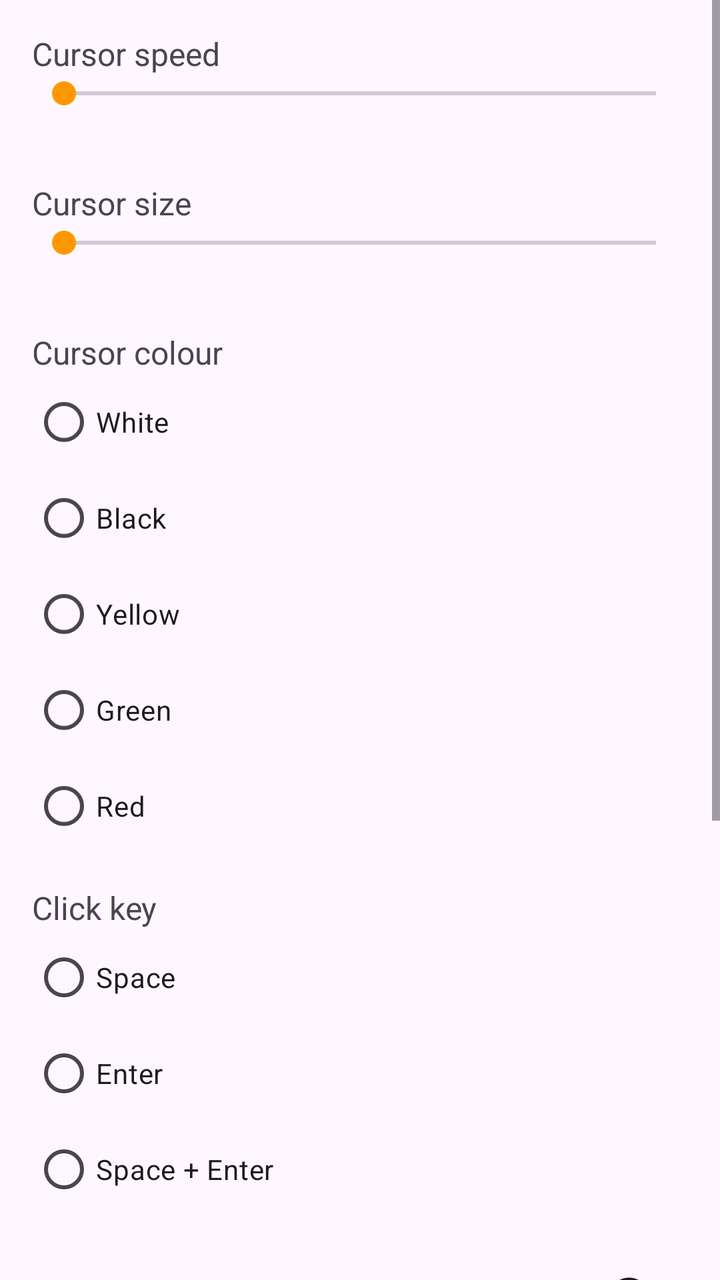
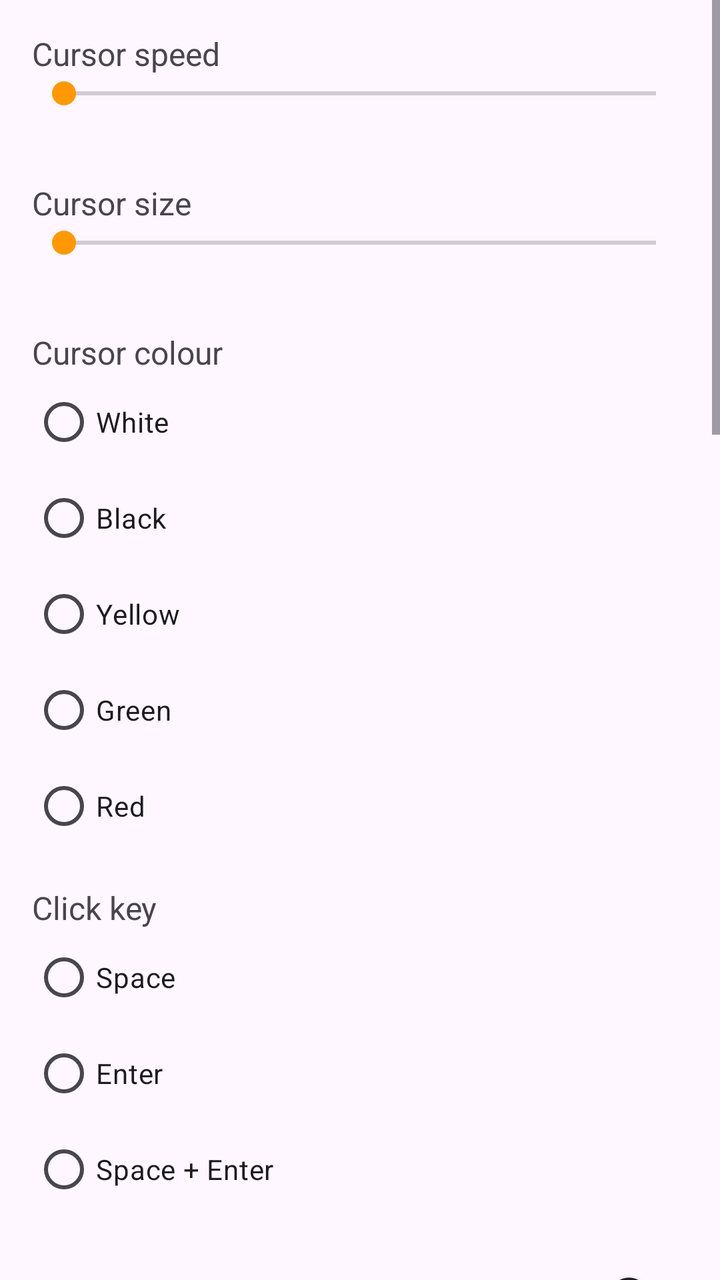

The first picture is an Android layout as it rendered before a commit; the second is the same layout after the commit. The layout source and the unified diff follow.
<!-- AndroidManifest.xml: application theme Theme.ArrowCursor -->
<!-- res/layout/fragment_settings.xml -->
<?xml version="1.0" encoding="utf-8"?>
<ScrollView xmlns:android="http://schemas.android.com/apk/res/android"
    android:layout_width="match_parent"
    android:layout_height="match_parent">

    <LinearLayout
        android:layout_width="match_parent"
        android:layout_height="wrap_content"
        android:orientation="vertical"
        android:padding="16dp">

        <TextView
            android:layout_width="wrap_content"
            android:layout_height="wrap_content"
            android:text="@string/settings_speed_label"
            android:textSize="16sp" />

        <SeekBar
            android:id="@+id/seek_speed"
            android:layout_width="match_parent"
            android:layout_height="wrap_content" />

        <TextView
            android:id="@+id/text_speed_value"
            android:layout_width="wrap_content"
            android:layout_height="wrap_content" />

        <TextView
            android:layout_width="wrap_content"
            android:layout_height="wrap_content"
            android:layout_marginTop="16dp"
            android:text="@string/settings_size_label"
            android:textSize="16sp" />

        <SeekBar
            android:id="@+id/seek_size"
            android:layout_width="match_parent"
            android:layout_height="wrap_content" />

        <TextView
            android:id="@+id/text_size_value"
            android:layout_width="wrap_content"
            android:layout_height="wrap_content" />

        <TextView
            android:layout_width="wrap_content"
            android:layout_height="wrap_content"
            android:layout_marginTop="16dp"
            android:text="@string/settings_color_label"
            android:textSize="16sp" />

        <RadioGroup
            android:id="@+id/radio_color"
            android:layout_width="match_parent"
            android:layout_height="wrap_content"
            android:orientation="vertical">

            <RadioButton
                android:id="@+id/radio_color_white"
                android:layout_width="wrap_content"
                android:layout_height="wrap_content"
                android:text="@string/color_white" />

            <RadioButton
                android:id="@+id/radio_color_black"
                android:layout_width="wrap_content"
                android:layout_height="wrap_content"
                android:text="@string/color_black" />

            <RadioButton
                android:id="@+id/radio_color_yellow"
                android:layout_width="wrap_content"
                android:layout_height="wrap_content"
                android:text="@string/color_yellow" />

            <RadioButton
                android:id="@+id/radio_color_green"
                android:layout_width="wrap_content"
                android:layout_height="wrap_content"
                android:text="@string/color_green" />

            <RadioButton
                android:id="@+id/radio_color_red"
                android:layout_width="wrap_content"
                android:layout_height="wrap_content"
                android:text="@string/color_red" />
        </RadioGroup>

        <TextView
            android:layout_width="wrap_content"
            android:layout_height="wrap_content"
            android:layout_marginTop="16dp"
            android:text="@string/click_key_label"
            android:textSize="16sp" />

        <RadioGroup
            android:id="@+id/radio_click_key"
            android:layout_width="match_parent"
            android:layout_height="wrap_content"
            android:orientation="vertical">

            <RadioButton
                android:id="@+id/radio_click_space"
                android:layout_width="wrap_content"
                android:layout_height="wrap_content"
                android:text="@string/click_space" />

            <RadioButton
                android:id="@+id/radio_click_enter"
                android:layout_width="wrap_content"
                android:layout_height="wrap_content"
                android:text="@string/click_enter" />

            <RadioButton
                android:id="@+id/radio_click_both"
                android:layout_width="wrap_content"
                android:layout_height="wrap_content"
                android:text="@string/click_both" />
        </RadioGroup>

        <com.google.android.material.switchmaterial.SwitchMaterial
            android:id="@+id/switch_auto_pause"
            android:layout_width="match_parent"
            android:layout_height="wrap_content"
            android:layout_marginTop="16dp"
            android:text="@string/auto_pause_label" />

        <com.google.android.material.switchmaterial.SwitchMaterial
            android:id="@+id/switch_control_panel"
            android:layout_width="match_parent"
            android:layout_height="wrap_content"
            android:layout_marginTop="16dp"
            android:text="@string/control_panel_label" />

        <com.google.android.material.switchmaterial.SwitchMaterial
            android:id="@+id/switch_snap_to_button"
            android:layout_width="match_parent"
            android:layout_height="wrap_content"
            android:layout_marginTop="16dp"
            android:text="@string/snap_to_button_label" />

        <TextView
            android:layout_width="wrap_content"
            android:layout_height="wrap_content"
            android:layout_marginTop="16dp"
            android:text="@string/language_label"
            android:textSize="16sp" />

        <RadioGroup
            android:id="@+id/radio_language"
            android:layout_width="match_parent"
            android:layout_height="wrap_content"
            android:orientation="vertical">

            <RadioButton
                android:id="@+id/radio_language_system"
                android:layout_width="wrap_content"
                android:layout_height="wrap_content"
                android:text="@string/language_system" />

            <RadioButton
                android:id="@+id/radio_language_english"
                android:layout_width="wrap_content"
                android:layout_height="wrap_content"
                android:text="@string/language_english" />

            <RadioButton
                android:id="@+id/radio_language_bengali"
                android:layout_width="wrap_content"
                android:layout_height="wrap_content"
                android:text="@string/language_bengali" />
        </RadioGroup>

    </LinearLayout>
</ScrollView>
<!-- resources referenced by this layout -->
<resources>
  <string name="auto_pause_label">Pause cursor keys while typing</string>
  <string name="click_both">Space + Enter</string>
  <string name="click_enter">Enter</string>
  <string name="click_key_label">Click key</string>
  <string name="click_space">Space</string>
  <string name="color_black">Black</string>
  <string name="color_green">Green</string>
  <string name="color_red">Red</string>
  <string name="color_white">White</string>
  <string name="color_yellow">Yellow</string>
  <string name="control_panel_label">Show on-screen control panel (touch arrows + scroll)</string>
  <string name="language_bengali">বাংলা</string>
  <string name="language_english">English</string>
  <string name="language_label">Language</string>
  <string name="language_system">System default</string>
  <string name="settings_color_label">Cursor colour</string>
  <string name="settings_size_label">Cursor size</string>
  <string name="settings_speed_label">Cursor speed</string>
  <string name="snap_to_button_label">Snap pointer to nearest button (magnetic)</string>
  <style name="Theme.ArrowCursor" parent="Theme.Material3.DayNight.NoActionBar">
          <item name="colorPrimary">@color/color_primary</item>
          <item name="colorPrimaryDark">@color/color_primary_dark</item>
          <item name="colorAccent">@color/color_accent</item>
      </style>
  <color name="color_primary">#1565C0</color>
  <color name="color_primary_dark">#0D47A1</color>
  <color name="color_accent">#FF9800</color>
</resources>

<!-- the commit's change to res/layout/fragment_settings.xml (unified diff, before → after) -->
@@ -143,6 +143,146 @@
             android:layout_width="wrap_content"
             android:layout_height="wrap_content"
             android:layout_marginTop="16dp"
+            android:text="@string/shift_arrow_label"
+            android:textSize="16sp" />
+
+        <RadioGroup
+            android:id="@+id/radio_shift_arrow"
+            android:layout_width="match_parent"
+            android:layout_height="wrap_content"
+            android:orientation="vertical">
+
+            <RadioButton
+                android:id="@+id/radio_shift_fine"
+                android:layout_width="wrap_content"
+                android:layout_height="wrap_content"
+                android:text="@string/shift_arrow_fine" />
+
+            <RadioButton
+                android:id="@+id/radio_shift_scroll"
+                android:layout_width="wrap_content"
+                android:layout_height="wrap_content"
+                android:text="@string/shift_arrow_scroll" />
+
+            <RadioButton
+                android:id="@+id/radio_shift_move"
+                android:layout_width="wrap_content"
+                android:layout_height="wrap_content"
+                android:text="@string/shift_arrow_move" />
+        </RadioGroup>
+
+        <TextView
+            android:layout_width="wrap_content"
+            android:layout_height="wrap_content"
+            android:layout_marginTop="16dp"
+            android:text="@string/ctrl_arrow_label"
+            android:textSize="16sp" />
+
+        <RadioGroup
+            android:id="@+id/radio_ctrl_arrow"
+            android:layout_width="match_parent"
+            android:layout_height="wrap_content"
+            android:orientation="vertical">
+
+            <RadioButton
+                android:id="@+id/radio_ctrl_scroll"
+                android:layout_width="wrap_content"
+                android:layout_height="wrap_content"
+                android:text="@string/ctrl_arrow_scroll" />
+
+            <RadioButton
+                android:id="@+id/radio_ctrl_fine"
+                android:layout_width="wrap_content"
+                android:layout_height="wrap_content"
+                android:text="@string/ctrl_arrow_fine" />
+
+            <RadioButton
+                android:id="@+id/radio_ctrl_move"
+                android:layout_width="wrap_content"
+                android:layout_height="wrap_content"
+                android:text="@string/ctrl_arrow_move" />
+        </RadioGroup>
+
+        <TextView
+            android:layout_width="wrap_content"
+            android:layout_height="wrap_content"
+            android:layout_marginTop="16dp"
+            android:text="@string/snap_delay_label"
+            android:textSize="16sp" />
+
+        <RadioGroup
+            android:id="@+id/radio_snap_delay"
+            android:layout_width="match_parent"
+            android:layout_height="wrap_content"
+            android:orientation="vertical">
+
+            <RadioButton
+                android:id="@+id/radio_snap_delay_500"
+                android:layout_width="wrap_content"
+                android:layout_height="wrap_content"
+                android:text="@string/snap_delay_500" />
+
+            <RadioButton
+                android:id="@+id/radio_snap_delay_1000"
+                android:layout_width="wrap_content"
+                android:layout_height="wrap_content"
+                android:text="@string/snap_delay_1000" />
+
+            <RadioButton
+                android:id="@+id/radio_snap_delay_1500"
+                android:layout_width="wrap_content"
+                android:layout_height="wrap_content"
+                android:text="@string/snap_delay_1500" />
+
+            <RadioButton
+                android:id="@+id/radio_snap_delay_2000"
+                android:layout_width="wrap_content"
+                android:layout_height="wrap_content"
+                android:text="@string/snap_delay_2000" />
+        </RadioGroup>
+
+        <TextView
+            android:layout_width="wrap_content"
+            android:layout_height="wrap_content"
+            android:layout_marginTop="16dp"
+            android:text="@string/snap_radius_label"
+            android:textSize="16sp" />
+
+        <SeekBar
+            android:id="@+id/seek_snap_radius"
+            android:layout_width="match_parent"
+            android:layout_height="wrap_content" />
+
+        <TextView
+            android:id="@+id/text_snap_radius_value"
+            android:layout_width="wrap_content"
+            android:layout_height="wrap_content" />
+
+        <com.google.android.material.switchmaterial.SwitchMaterial
+            android:id="@+id/switch_glide"
+            android:layout_width="match_parent"
+            android:layout_height="wrap_content"
+            android:layout_marginTop="16dp"
+            android:text="@string/glide_label" />
+
+        <com.google.android.material.switchmaterial.SwitchMaterial
+            android:id="@+id/switch_numpad_mouse"
+            android:layout_width="match_parent"
+            android:layout_height="wrap_content"
+            android:layout_marginTop="16dp"
+            android:text="@string/numpad_mouse_label" />
+
+        <Button
+            android:id="@+id/button_reset_defaults"
+            android:layout_width="match_parent"
+            android:layout_height="wrap_content"
+            android:layout_marginTop="24dp"
+            android:text="@string/reset_defaults_button" />
+
+        <TextView
+            android:layout_width="wrap_content"
+            android:layout_height="wrap_content"
+            android:layout_marginTop="16dp"
             android:text="@string/language_label"
             android:textSize="16sp" />
 
<!-- resource entries referenced after the edit -->
@@ -11,13 +11,30 @@
   <string name="color_white">White</string>
   <string name="color_yellow">Yellow</string>
   <string name="control_panel_label">Show on-screen control panel (touch arrows + scroll)</string>
+  <string name="ctrl_arrow_fine">Fine step (tiny move, for small buttons)</string>
+  <string name="ctrl_arrow_label">Ctrl + arrow key</string>
+  <string name="ctrl_arrow_move">Move (normal step)</string>
+  <string name="ctrl_arrow_scroll">Scroll</string>
+  <string name="glide_label">Smooth pointer glide (accelerates while an arrow key is held)</string>
   <string name="language_bengali">বাংলা</string>
   <string name="language_english">English</string>
   <string name="language_label">Language</string>
   <string name="language_system">System default</string>
+  <string name="numpad_mouse_label">Numpad as a second mouse (8/2/4/6 move, 5 clicks, 7/1 top/bottom, 9/3 page up/down)</string>
+  <string name="reset_defaults_button">Reset all settings to defaults</string>
   <string name="settings_color_label">Cursor colour</string>
   <string name="settings_size_label">Cursor size</string>
   <string name="settings_speed_label">Cursor speed</string>
+  <string name="shift_arrow_fine">Fine step (tiny move, for small buttons)</string>
+  <string name="shift_arrow_label">Shift + arrow key</string>
+  <string name="shift_arrow_move">Move (normal step)</string>
+  <string name="shift_arrow_scroll">Scroll</string>
+  <string name="snap_delay_1000">1 second</string>
+  <string name="snap_delay_1500">1.5 seconds</string>
+  <string name="snap_delay_2000">2 seconds</string>
+  <string name="snap_delay_500">0.5 seconds</string>
+  <string name="snap_delay_label">Snap delay (how long the pointer must sit still)</string>
+  <string name="snap_radius_label">Snap radius (how close is near a button)</string>
   <string name="snap_to_button_label">Snap pointer to nearest button (magnetic)</string>
   <style name="Theme.ArrowCursor" parent="Theme.Material3.DayNight.NoActionBar">
           <item name="colorPrimary">@color/color_primary</item>
